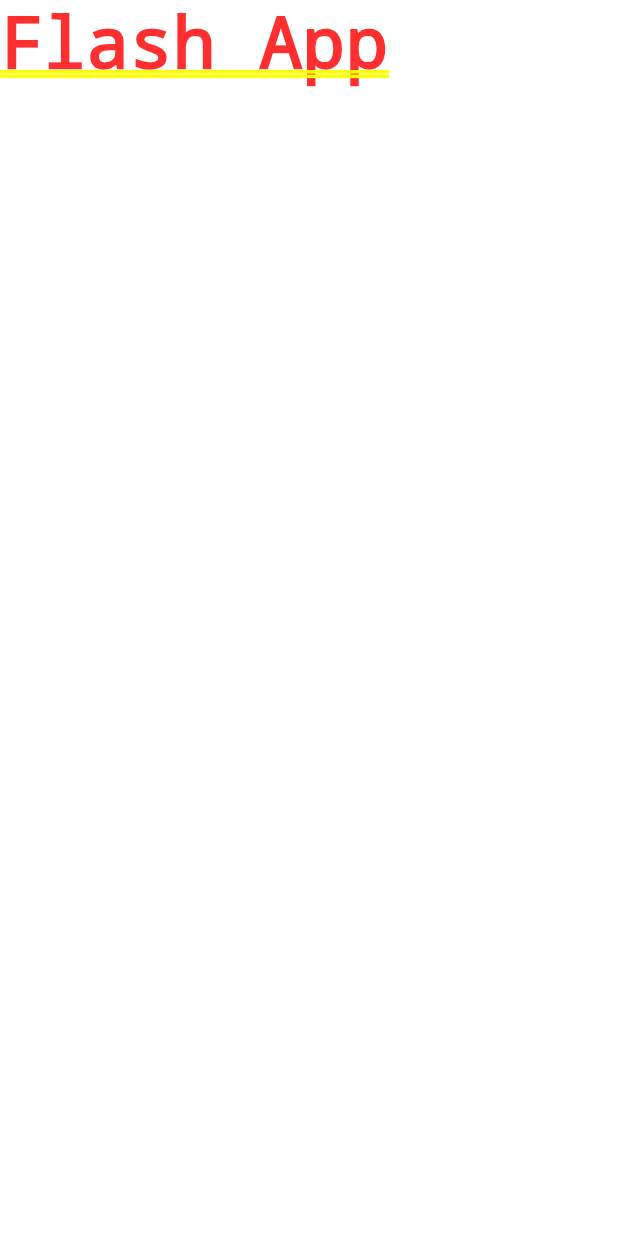
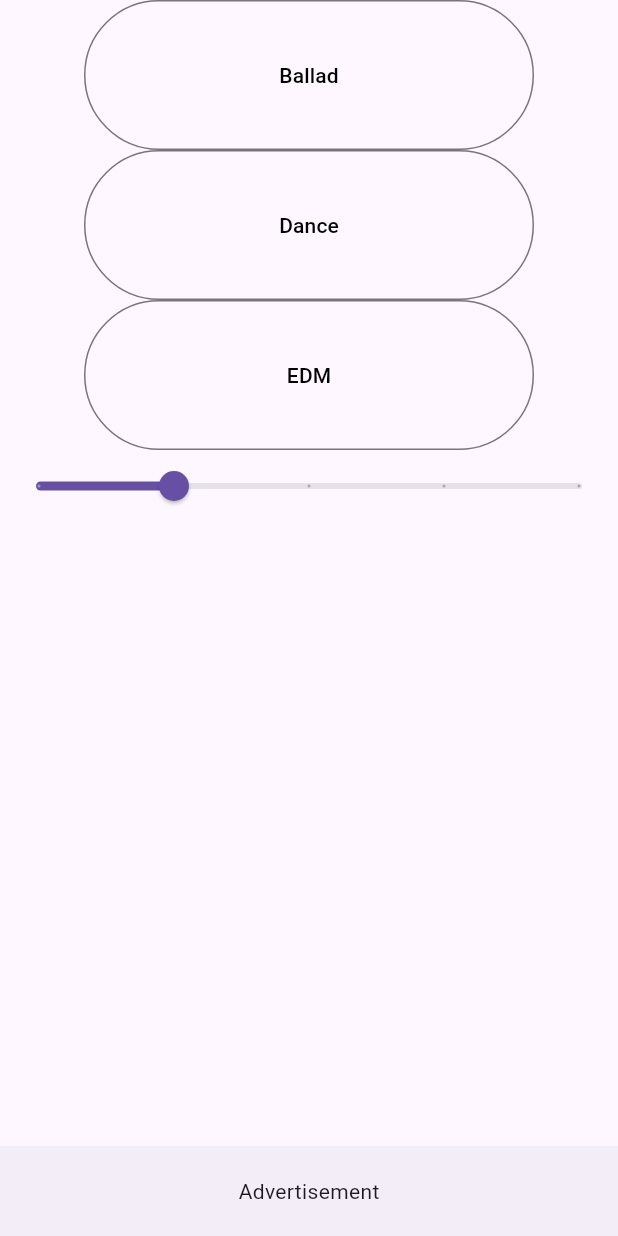
Before and after one commit to Ilegirl/FlassApp, a Flutter app: the screen it shows after launch, on a phone screen of 412 x 824 dp. Run offline on Flutter 3.47's test engine with Material 3 defaults, Android fonts, the phone set to English and light mode, and no system bars.

```diff
--- /dev/null
+++ b/lib/component/single/button/FlashButton.dart
@@ -0,0 +1,24 @@
+import 'package:flutter/material.dart';
+
+class FlashButton extends StatelessWidget {
+  final String label;
+  final VoidCallback onPressed;
+
+  const FlashButton({Key? key, required this.label, required this.onPressed})
+      : super(key: key);
+
+  @override
+  Widget build(BuildContext context) {
+    return SizedBox(
+      width: 300.0,
+      height: 100.0,
+      child: OutlinedButton(
+        onPressed: onPressed,
+        child: Text(
+          label,
+          style: TextStyle(color: Colors.black),
+        ),
+      ),
+    );
+  }
+}
--- /dev/null
+++ b/lib/component/single/slider/TempoSlider.dart
@@ -0,0 +1,40 @@
+import 'package:flutter/material.dart';
+
+class TempoSlider extends StatefulWidget {
+  final double value;
+  final ValueChanged<double>? onChanged;
+
+  const TempoSlider({Key? key, required this.value, this.onChanged})
+      : super(key: key);
+
+  @override
+  _TempoSliderState createState() => _TempoSliderState();
+}
+
+class _TempoSliderState extends State<TempoSlider> {
+  late double _currentSliderValue;
+
+  @override
+  void initState() {
+    super.initState();
+    _currentSliderValue = widget.value;
+  }
+
+  @override
+  Widget build(BuildContext context) {
+    return Slider(
+      value: _currentSliderValue,
+      max: 100,
+      divisions: 4,
+      label: _currentSliderValue.round().toString(),
+      onChanged: (double value) {
+        setState(() {
+          _currentSliderValue = value;
+        });
+        if (widget.onChanged != null) {
+          widget.onChanged!(value);
+        }
+      },
+    );
+  }
+}
--- a/lib/main.dart
+++ b/lib/main.dart
@@ -1,16 +1,28 @@
+import 'package:flash/ui/FlashUI.dart';
 import 'package:flutter/material.dart';
 
 void main() {
   runApp(const FlashApp());
 }
 
-class FlashApp extends StatelessWidget {
+class FlashApp extends StatefulWidget {
   const FlashApp({super.key});
+  @override
+  State<FlashApp> createState() => _FlashState();
+}
 
+class _FlashState extends State<FlashApp> {
   @override
   Widget build(BuildContext context) {
     return MaterialApp(
-      home: Text("Flash App")
+        home : Scaffold(
+            body: FlashUI(),
+            bottomNavigationBar: BottomAppBar(
+                height : 60,
+                child : Center(
+                    child : Text('Advertisement'))
+            )
+        )
     );
   }
 }
--- /dev/null
+++ b/lib/ui/FlashUI.dart
@@ -0,0 +1,48 @@
+import 'package:flutter/material.dart';
+
+import '../component/single/button/FlashButton.dart';
+import '../component/single/slider/TempoSlider.dart';
+
+class FlashUI extends StatefulWidget {
+  const FlashUI({Key? key}) : super(key: key);
+
+  @override
+  _FlashUIState createState() => _FlashUIState();
+}
+
+class _FlashUIState extends State<FlashUI> {
+  double _currentSliderValue = 20;
+
+  @override
+  Widget build(BuildContext context) {
+    return Column(
+      children: [
+        Column(
+          mainAxisAlignment: MainAxisAlignment.spaceEvenly,
+          children: [
+            FlashButton(
+              label: 'Ballad',
+              onPressed: () {},
+            ),
+            FlashButton(
+              label: 'Dance',
+              onPressed: () {},
+            ),
+            FlashButton(
+              label: 'EDM',
+              onPressed: () {},
+            )
+          ],
+        ),
+        TempoSlider(
+          value: _currentSliderValue,
+          onChanged: (double value) {
+            setState(() {
+              _currentSliderValue = value;
+            });
+          },
+        ),
+      ],
+    );
+  }
+}
```
